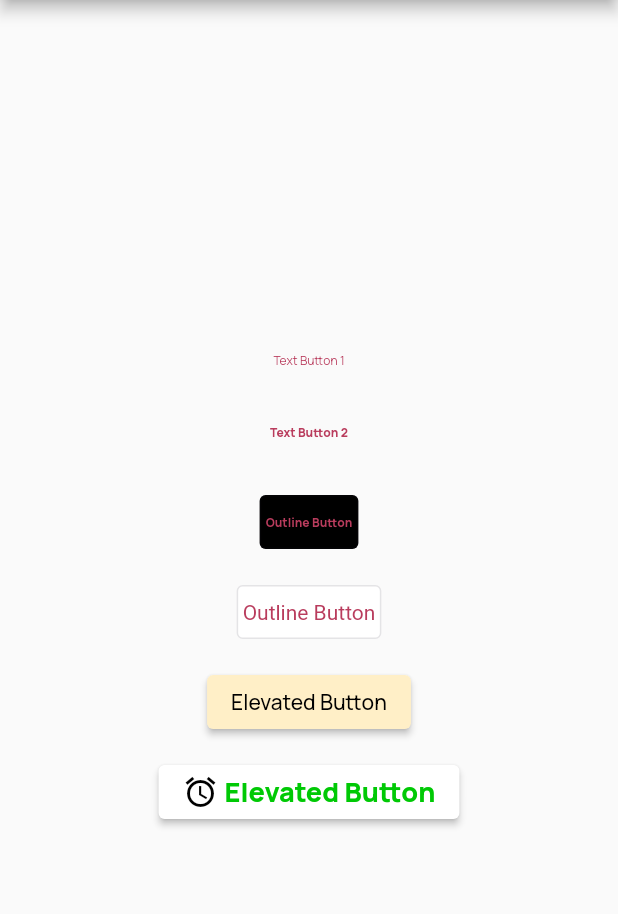
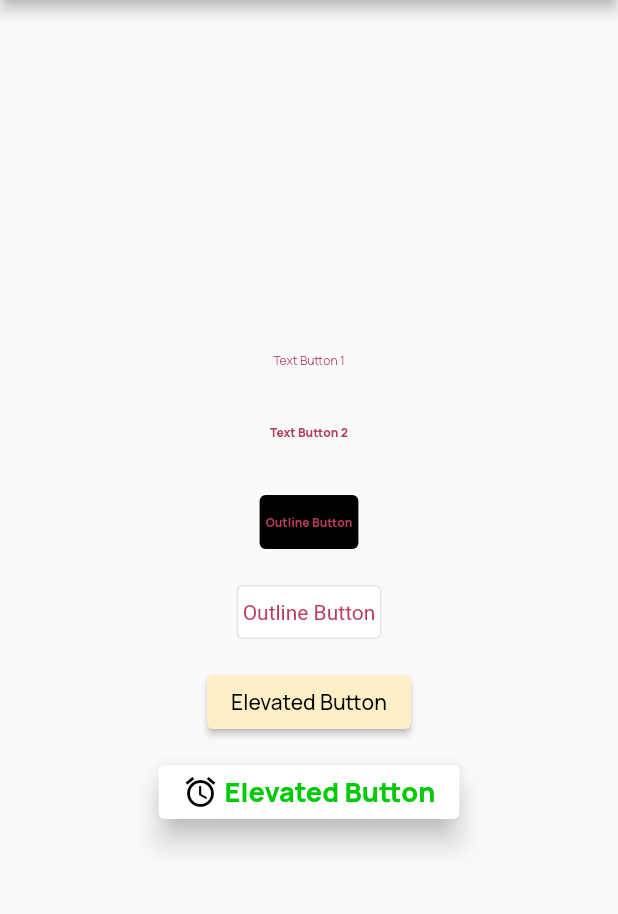
Before and after one commit to FLYINGKRIPTO/demo_class, a Flutter app: the screen it shows after launch, on a phone screen of 412 x 824 dp, the part 84-998 px from its top. Run offline on Flutter 3.47's test engine with Material 2 defaults, Android fonts, the light colour scheme and no system bars.

Commit message:
Added elevation

```diff
--- a/lib/button_theme_helper.dart
+++ b/lib/button_theme_helper.dart
@@ -17,14 +17,18 @@ class ButtonThemeHelper {
       textStyle: MaterialStateProperty.all(TextThemeHelper.bodySmallWhite800));
 
   static get outlineButtonWhite => theme.outlinedButtonTheme.style!.copyWith(
-      backgroundColor: MaterialStateProperty.all<Color>(ColorConstant.white),
-  );
+        backgroundColor: MaterialStateProperty.all<Color>(ColorConstant.white),
+      );
 
   static get elevatedButtonWhite => theme.elevatedButtonTheme.style!.copyWith(
       backgroundColor: MaterialStateProperty.all<Color>(
         ColorConstant.white,
       ),
-      textStyle: MaterialStateProperty.all(TextThemeHelper.displaySmallGreen600));
+      elevation: MaterialStateProperty.all(
+        8.0,
+      ),
+      textStyle:
+          MaterialStateProperty.all(TextThemeHelper.displaySmallGreen600));
 
   static get elevatedButtonBlack => theme.elevatedButtonTheme.style!.copyWith(
       backgroundColor:
```
